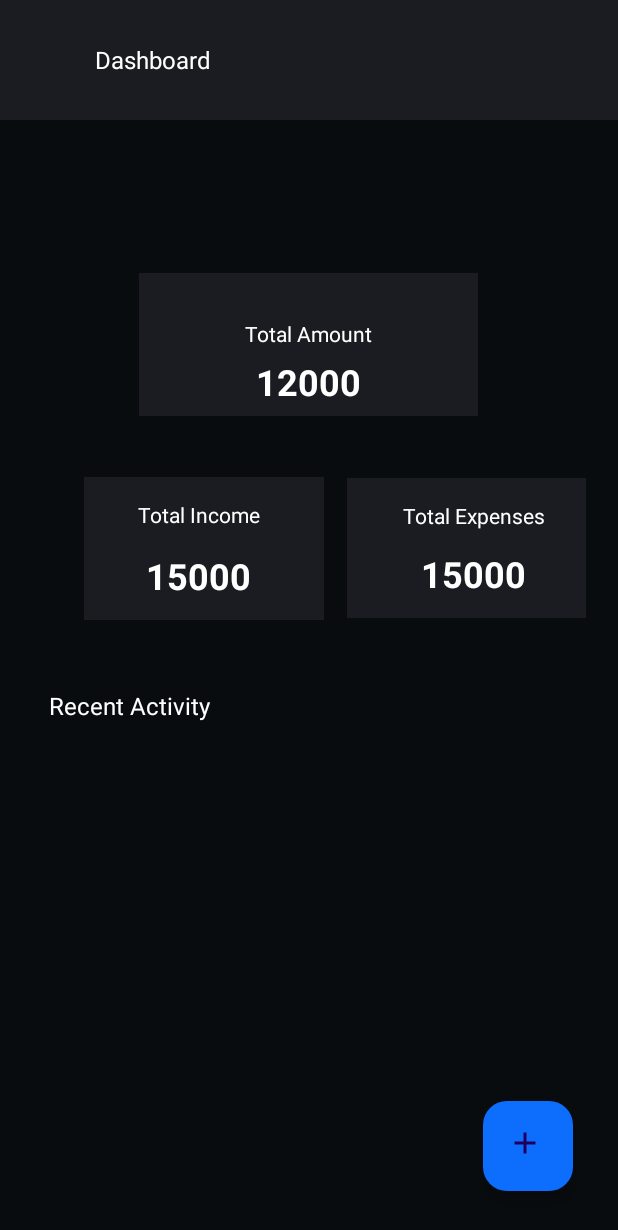
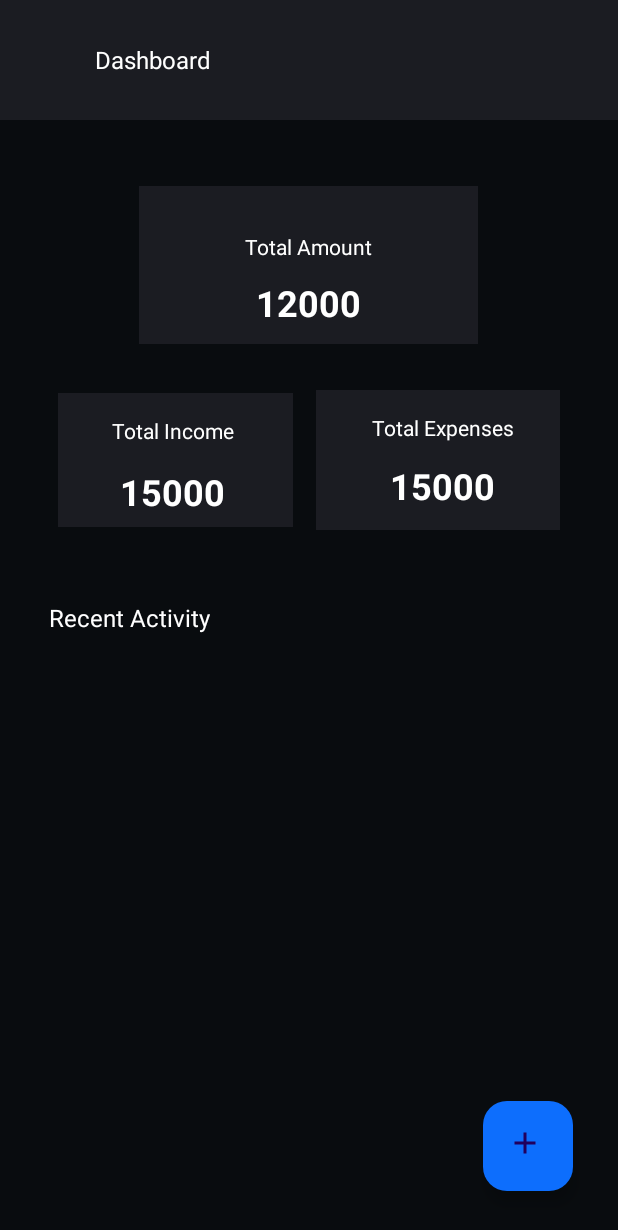
Before and after one commit to Bharath-1410/ExpenesesTrackerApp, an Android app: the screen it shows after launch (MainActivity), on a phone screen of 412 x 824 dp. Shown: the top 1230 px of the screen. Run offline under Robolectric (Android 15) with nearby library versions, the light colour scheme and no system bars; 2 statements that could not run were skipped.

Commit message:
Fixed Spacing Bug In Fragement Dashboard

```diff
--- a/app/src/main/java/com/example/expensetracker/MainActivity.java
+++ b/app/src/main/java/com/example/expensetracker/MainActivity.java
@@ -36,6 +36,8 @@ import java.util.List;
 
 public class MainActivity extends AppCompatActivity {
     ArrayList<String> dashboardOptions= new ArrayList<>();
+    View myView;
+//    RecyclerView expenseRecyclerView;
     private final ActivityResultLauncher<Intent> startForResult =
             registerForActivityResult(new ActivityResultContracts.StartActivityForResult(),
                     result -> {
@@ -54,12 +56,6 @@ public class MainActivity extends AppCompatActivity {
         super.onCreate(savedInstanceState);
         setContentView(R.layout.activity_main);
 
-//        dbHelper = new DBHelper(getApplicationContext());
-//        expenseAmount = new ArrayList<>();
-//        expenseType = new ArrayList<>();
-//        expenseDate = new ArrayList<>();
-//        expenseCustomName = new ArrayList<>();
-//
 //        // DashBoard Updation
         Spinner dashboard = findViewById(R.id.dashBoard);
         dashboardOptions.add("Dashboard");
@@ -69,6 +65,14 @@ public class MainActivity extends AppCompatActivity {
         CustomDropDown dashBoardDropDown = new CustomDropDown(this, dashboardOptions);
         dashBoardDropDown.setDropDownViewResource(android.R.layout.simple_spinner_dropdown_item);
         dashboard.setAdapter(dashBoardDropDown);
+        myView = LayoutInflater.from(getApplicationContext()).inflate(R.layout.fragment_dashboard,null);
+//        expenseRecyclerView = myView.findViewById(R.id.expenseRecyclerView);
+        try {
+           updateRecyclerViewData(getApplicationContext(),Dashboard.expenseRecyclerView,MainActivity.this);
+           Log.d("updateRecyclerViewData","updated Successfully");
+        }catch (Exception e){
+            Log.e("updateRecyclerViewData", "updateRecyclerViewData : "+e.toString() );
+        }
         FragmentManager fragmentManager = getSupportFragmentManager();
         try {
             dashboard.setOnItemSelectedListener(new AdapterView.OnItemSelectedListener() {
@@ -88,11 +92,9 @@ public class MainActivity extends AppCompatActivity {
                             .setReorderingAllowed(true)
                             .addToBackStack("name") // Name can be null
                             .commit();
-
                     }
                     Log.d("CurrentFragment", "Current Fragment is " + selectedItem);
                 }
-
                 @Override
                 public void onNothingSelected(AdapterView<?> parent) {
                     Log.d("CurrentFragment", "onNothingSelected: ");
@@ -103,33 +105,27 @@ public class MainActivity extends AppCompatActivity {
         }
 //        // Creating New Fragment For Adding New Expenses
         FloatingActionButton fab = findViewById(R.id.addExpenses);
-        fab.setOnClickListener(view -> {
-            Intent intent = new Intent(MainActivity.this, AddCustomExpenses.class);
-            Log.d("MainActivity", "FloatingActionButton clicked");
-            startActivity(intent);
+            fab.setOnClickListener(view -> {
+                Intent intent = new Intent(MainActivity.this, AddCustomExpenses.class);
+                Log.d("MainActivity", "FloatingActionButton clicked");
+                startActivity(intent);
             try {
-
-            updateRecyclerViewData(getApplicationContext(),Dashboard.expenseRecyclerView,MainActivity.this);
-                Log.d("updateRecyclerViewData","updated Succesfully");
+                updateRecyclerViewData(getApplicationContext(),Dashboard.expenseRecyclerView,MainActivity.this);
+                Log.d("updateRecyclerViewData","updateRecyclerViewData : Successfully fetched and Updated in the ExpenseRecyclerView");
             }catch (Exception e){
                 Log.e("updateRecyclerViewData", "updateRecyclerViewData : "+e.toString() );
             }
         });
-        try {
-            updateRecyclerViewData(getApplicationContext(),Dashboard.expenseRecyclerView,MainActivity.this);
-        }catch (Exception e){
-            Log.e("updateRecyclerViewData", "updateRecyclerViewData : "+e.toString() );
+    }
+//     Receiving Data Of New Expenses
+    @Override
+    protected void onActivityResult(int requestCode, int resultCode, Intent data) {
+        super.onActivityResult(requestCode, resultCode, data);
+        if (requestCode == 464 && resultCode == RESULT_OK && data != null) {
+            String expenseData = data.getStringExtra("expenseKey");
+            Toast.makeText(this, "Data Received " + expenseData, Toast.LENGTH_SHORT).show();
         }
     }
-//    // Receiving Data Of New Expenses
-//    @Override
-//    protected void onActivityResult(int requestCode, int resultCode, Intent data) {
-//        super.onActivityResult(requestCode, resultCode, data);
-//        if (requestCode == 464 && resultCode == RESULT_OK && data != null) {
-//            String expenseData = data.getStringExtra("expenseKey");
-//            Toast.makeText(this, "Data Received " + expenseData, Toast.LENGTH_SHORT).show();
-//        }
-//    }
     public static void updateRecyclerViewData(Context context, RecyclerView recyclerView,Activity activity) {
         // Fetch records from the database
         ArrayList<String> updatedExpenseCustomName = new ArrayList<>();
@@ -178,16 +174,15 @@ public class MainActivity extends AppCompatActivity {
                 activity.startActivity(intent);
             }
         });
-
         Log.d("MainActivity", "updateRecyclerViewData: CustomRecyclerView is Getting updated");
     }
-    @Override
-    protected void onStart() {
-        super.onStart();
-        try {
-            updateRecyclerViewData(getApplicationContext(), Dashboard.expenseRecyclerView, this);
-        } catch (Exception e) {
-            Log.e("updateRecyclerViewData", "updateRecyclerViewData : " + e.toString());
-        }
-    }
+//    @Override
+//    protected void onStart() {
+//        super.onStart();
+//        try {
+//            updateRecyclerViewData(getApplicationContext(), Dashboard.expenseRecyclerView, this);
+//        } catch (Exception e) {
+//            Log.e("updateRecyclerViewData", "updateRecyclerViewData : " + e.toString());
+//        }
+//    }
 }
--- a/app/src/main/res/layout/fragment_dashboard.xml
+++ b/app/src/main/res/layout/fragment_dashboard.xml
@@ -14,16 +14,15 @@
         <LinearLayout
             android:id="@+id/linearLayout3"
             android:layout_width="226dp"
-            android:layout_height="95dp"
+            android:layout_height="105dp"
+            android:layout_marginTop="44dp"
             android:background="@color/subBackGround"
             android:backgroundTint="@color/subBackGround"
             android:orientation="vertical"
-            app:layout_constraintBottom_toBottomOf="parent"
             app:layout_constraintEnd_toEndOf="parent"
             app:layout_constraintHorizontal_bias="0.497"
             app:layout_constraintStart_toStartOf="parent"
-            app:layout_constraintTop_toTopOf="parent"
-            app:layout_constraintVertical_bias="0.157">
+            app:layout_constraintTop_toTopOf="parent">
 
             <TextView
                 android:layout_width="match_parent"
@@ -54,22 +53,21 @@
             android:id="@+id/linearLayout"
             android:layout_width="345dp"
             android:layout_height="123dp"
+            android:layout_marginTop="16dp"
             android:gravity="center"
             android:orientation="horizontal"
             android:paddingLeft="5dp"
             android:paddingTop="5dp"
             android:paddingRight="5dp"
             android:paddingBottom="5dp"
-            app:layout_constraintBottom_toBottomOf="parent"
             app:layout_constraintEnd_toEndOf="parent"
-            app:layout_constraintHorizontal_bias="0.757"
+            app:layout_constraintHorizontal_bias="0.5"
             app:layout_constraintStart_toStartOf="parent"
-            app:layout_constraintTop_toTopOf="parent"
-            app:layout_constraintVertical_bias="0.361">
+            app:layout_constraintTop_toBottomOf="@+id/linearLayout3">
 
             <LinearLayout
-                android:layout_width="168dp"
-                android:layout_height="95dp"
+                android:layout_width="161dp"
+                android:layout_height="89dp"
                 android:layout_marginRight="15dp"
                 android:background="@color/subBackGround"
                 android:backgroundTint="@color/subBackGround"
@@ -147,13 +145,14 @@
             android:layout_width="match_parent"
             android:layout_height="wrap_content"
             android:paddingLeft="10dp"
+            android:paddingTop="10dp"
             android:paddingRight="10dp"
             app:layout_constraintBottom_toBottomOf="parent"
             app:layout_constraintEnd_toEndOf="parent"
             app:layout_constraintHorizontal_bias="0.0"
             app:layout_constraintStart_toStartOf="parent"
             app:layout_constraintTop_toBottomOf="@+id/textView9"
-            app:layout_constraintVertical_bias="0.213">
+            app:layout_constraintVertical_bias="0.246">
 
         </androidx.recyclerview.widget.RecyclerView>
     </androidx.constraintlayout.widget.ConstraintLayout>
```
